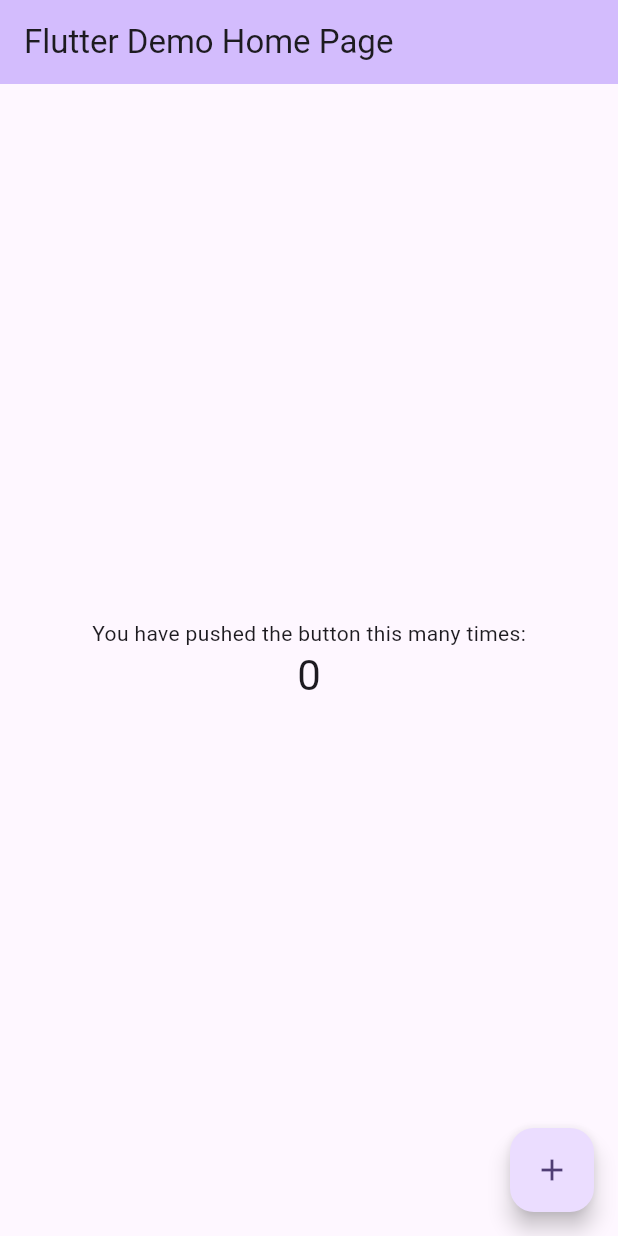
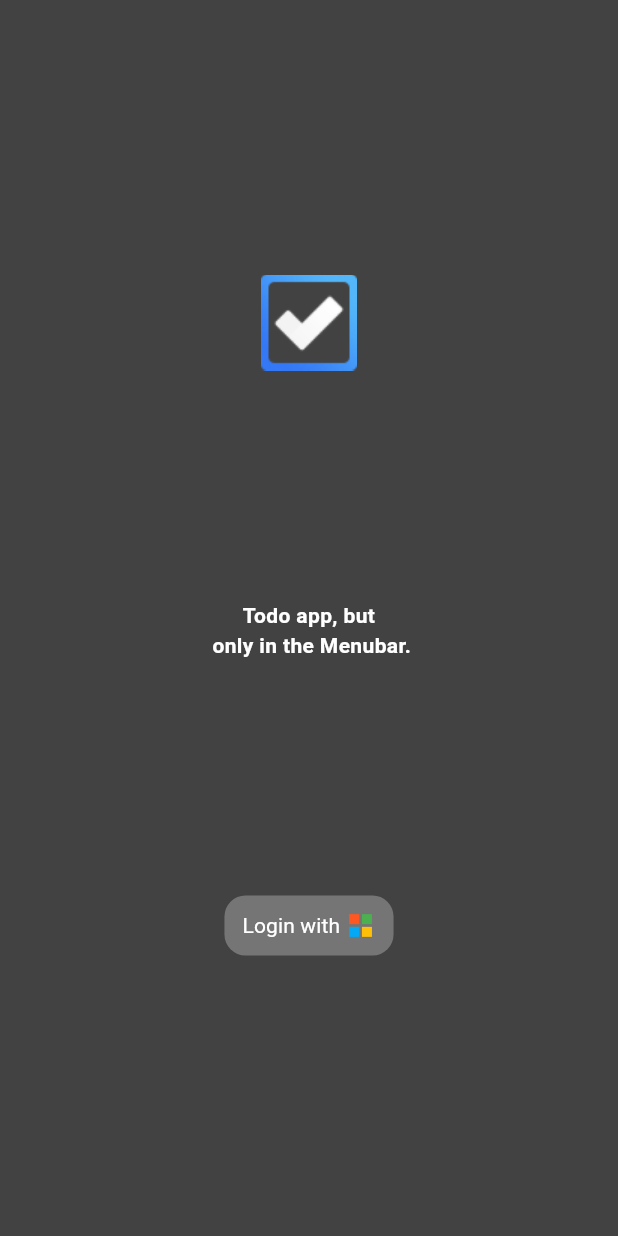
Before and after one commit to Ender-Wang/MenuToDo, a Flutter app: the screen it shows after launch, on a phone screen of 412 x 824 dp. Run offline on Flutter 3.47's test engine with Material 3 defaults, Android fonts, the phone set to English and light mode, and no system bars.

Commit message:
feat(LoginPage): add login page

```diff
--- a/lib/main.dart
+++ b/lib/main.dart
@@ -1,4 +1,5 @@
 import 'package:flutter/material.dart';
+import 'pages/login_page.dart';
 
 void main() {
   runApp(const MyApp());
@@ -7,119 +8,11 @@
 class MyApp extends StatelessWidget {
   const MyApp({super.key});
 
-  // This widget is the root of your application.
   @override
   Widget build(BuildContext context) {
-    return MaterialApp(
-      title: 'Flutter Demo',
-      theme: ThemeData(
-        // This is the theme of your application.
-        //
-        // TRY THIS: Try running your application with "flutter run". You'll see
-        // the application has a purple toolbar. Then, without quitting the app,
-        // try changing the seedColor in the colorScheme below to Colors.green
-        // and then invoke "hot reload" (save your changes or press the "hot
-        // reload" button in a Flutter-supported IDE, or press "r" if you used
-        // the command line to start the app).
-        //
-        // Notice that the counter didn't reset back to zero; the application
-        // state is not lost during the reload. To reset the state, use hot
-        // restart instead.
-        //
-        // This works for code too, not just values: Most code changes can be
-        // tested with just a hot reload.
-        colorScheme: ColorScheme.fromSeed(seedColor: Colors.deepPurple),
-        useMaterial3: true,
-      ),
-      home: const MyHomePage(title: 'Flutter Demo Home Page'),
+    return const MaterialApp(
+      debugShowCheckedModeBanner: false,
+      home: LoginPage(),
     );
   }
 }
-
-class MyHomePage extends StatefulWidget {
-  const MyHomePage({super.key, required this.title});
-
-  // This widget is the home page of your application. It is stateful, meaning
-  // that it has a State object (defined below) that contains fields that affect
-  // how it looks.
-
-  // This class is the configuration for the state. It holds the values (in this
-  // case the title) provided by the parent (in this case the App widget) and
-  // used by the build method of the State. Fields in a Widget subclass are
-  // always marked "final".
-
-  final String title;
-
-  @override
-  State<MyHomePage> createState() => _MyHomePageState();
-}
-
-class _MyHomePageState extends State<MyHomePage> {
-  int _counter = 0;
-
-  void _incrementCounter() {
-    setState(() {
-      // This call to setState tells the Flutter framework that something has
-      // changed in this State, which causes it to rerun the build method below
-      // so that the display can reflect the updated values. If we changed
-      // _counter without calling setState(), then the build method would not be
-      // called again, and so nothing would appear to happen.
-      _counter++;
-    });
-  }
-
-  @override
-  Widget build(BuildContext context) {
-    // This method is rerun every time setState is called, for instance as done
-    // by the _incrementCounter method above.
-    //
-    // The Flutter framework has been optimized to make rerunning build methods
-    // fast, so that you can just rebuild anything that needs updating rather
-    // than having to individually change instances of widgets.
-    return Scaffold(
-      appBar: AppBar(
-        // TRY THIS: Try changing the color here to a specific color (to
-        // Colors.amber, perhaps?) and trigger a hot reload to see the AppBar
-        // change color while the other colors stay the same.
-        backgroundColor: Theme.of(context).colorScheme.inversePrimary,
-        // Here we take the value from the MyHomePage object that was created by
-        // the App.build method, and use it to set our appbar title.
-        title: Text(widget.title),
-      ),
-      body: Center(
-        // Center is a layout widget. It takes a single child and positions it
-        // in the middle of the parent.
-        child: Column(
-          // Column is also a layout widget. It takes a list of children and
-          // arranges them vertically. By default, it sizes itself to fit its
-          // children horizontally, and tries to be as tall as its parent.
-          //
-          // Column has various properties to control how it sizes itself and
-          // how it positions its children. Here we use mainAxisAlignment to
-          // center the children vertically; the main axis here is the vertical
-          // axis because Columns are vertical (the cross axis would be
-          // horizontal).
-          //
-          // TRY THIS: Invoke "debug painting" (choose the "Toggle Debug Paint"
-          // action in the IDE, or press "p" in the console), to see the
-          // wireframe for each widget.
-          mainAxisAlignment: MainAxisAlignment.center,
-          children: <Widget>[
-            const Text(
-              'You have pushed the button this many times:',
-            ),
-            Text(
-              '$_counter',
-              style: Theme.of(context).textTheme.headlineMedium,
-            ),
-          ],
-        ),
-      ),
-      floatingActionButton: FloatingActionButton(
-        onPressed: _incrementCounter,
-        tooltip: 'Increment',
-        child: const Icon(Icons.add),
-      ), // This trailing comma makes auto-formatting nicer for build methods.
-    );
-  }
-}
--- /dev/null
+++ b/lib/pages/login_page.dart
@@ -0,0 +1,85 @@
+import 'package:flutter/material.dart';
+import 'package:url_launcher/url_launcher.dart';
+
+class LoginPage extends StatelessWidget {
+  const LoginPage({Key? key}) : super(key: key);
+
+  // TODO: http request on authrization, and localhost callback monitering to get the 'access_token'
+  void login() async {
+    /**
+    'https://login.microsoftonline.com/common/oauth2/v2.0/authorize'
+            '?client_id=YOUR_CLIENT_ID'
+            '&response_type=code'
+            '&redirect_uri=YOUR_REDIRECT_URI'
+            '&scope=openid+offline_access+User.Read'
+    */
+    final loginURL = Uri.parse('https://www.google.com');
+
+    if (await canLaunchUrl(loginURL)) {
+      await launchUrl(loginURL);
+    } else {
+      throw 'Could not launch $loginURL';
+    }
+  }
+
+  @override
+  Widget build(BuildContext context) {
+    return Scaffold(
+      backgroundColor: Colors.grey.shade800,
+      body: Center(
+        child: Padding(
+          padding: const EdgeInsets.symmetric(vertical: 30),
+          child: Column(
+            mainAxisAlignment: MainAxisAlignment.spaceEvenly,
+            children: [
+              // Logo
+              Image.asset(
+                'lib/images/launch_logo.png',
+              ),
+
+              //Slogan
+              const Padding(
+                padding: EdgeInsets.symmetric(horizontal: 18),
+                child: Text(
+                  'Todo app, but\n only in the Menubar.',
+                  textAlign: TextAlign.center,
+                  style: TextStyle(
+                    fontWeight: FontWeight.bold,
+                    color: Colors.white,
+                  ),
+                ),
+              ),
+
+              // Login button
+              TextButton(
+                onPressed: login,
+                style: TextButton.styleFrom(
+                    backgroundColor: Colors.grey.shade600,
+                    shape: RoundedRectangleBorder(
+                        borderRadius: BorderRadius.circular(14))),
+                child: IntrinsicWidth(
+                  child: Row(
+                    mainAxisAlignment: MainAxisAlignment.center,
+                    children: [
+                      const Text(
+                        'Login with ',
+                        style: TextStyle(
+                          fontWeight: FontWeight.normal,
+                          color: Colors.white,
+                        ),
+                      ),
+                      Image.asset(
+                        'lib/images/icons8-microsoft-48.png',
+                        width: 20,
+                      ),
+                    ],
+                  ),
+                ),
+              ),
+            ],
+          ),
+        ),
+      ),
+    );
+  }
+}
```
Also changed, not shown: pubspec.yaml (+5 -6 lines), lib/images/icons8-microsoft-48.png (added), lib/images/launch_logo.png (added), pubspec.lock, 12 other files.
